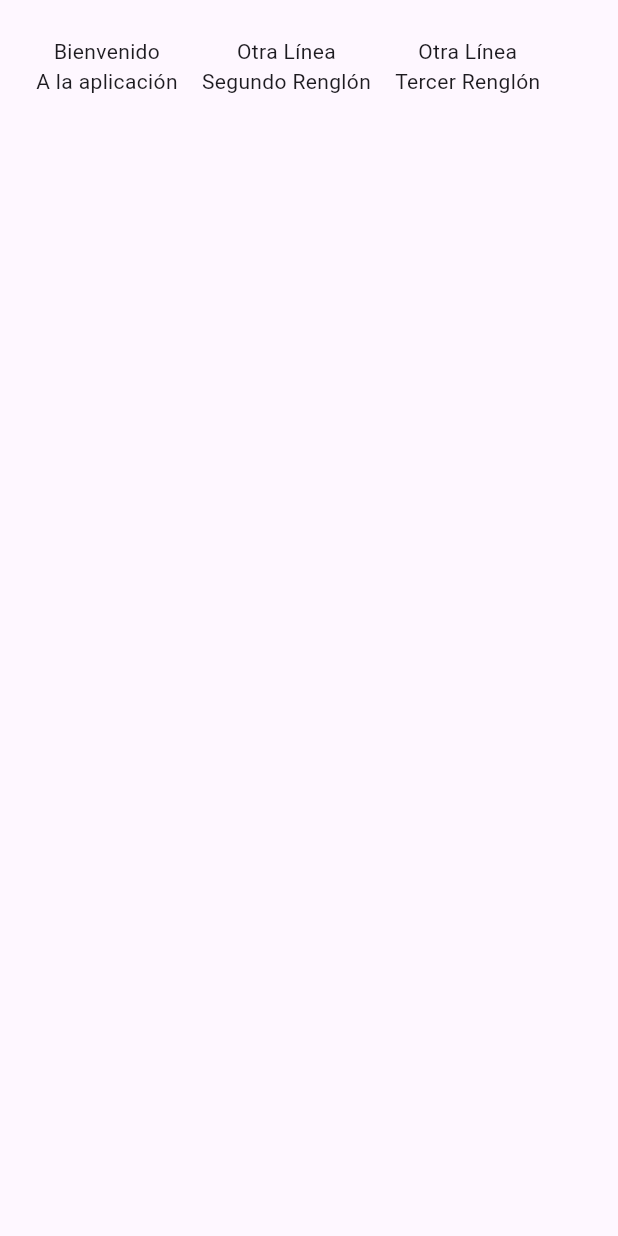
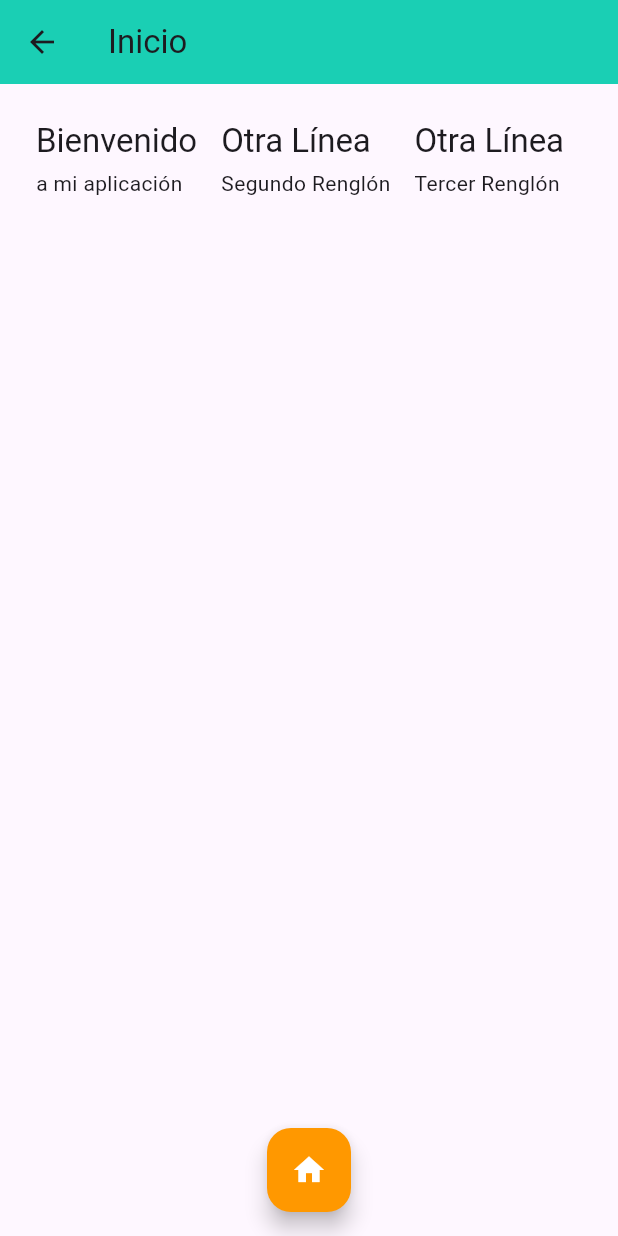
Before and after one commit to LuisVad/learning_lebc_9c, a Flutter app: the Home screen opened directly, on a phone screen of 412 x 824 dp. Run offline on Flutter 3.47's test engine with Material 3 defaults, Android fonts, the light colour scheme and no system bars.

Commit message:
[ADD] Avance #2
Clase DMI 30/09/24 y 01/10/24

```diff
--- /dev/null
+++ b/lib/modules/home/screens/content_column.dart
@@ -0,0 +1,29 @@
+import 'package:flutter/material.dart';
+
+class ContentColumn extends StatelessWidget {
+  final String title;
+  final String description;
+
+  const ContentColumn({super.key, required this.title, required this.description});
+
+  @override
+  Widget build(BuildContext context) {
+    return Padding(
+      padding: const EdgeInsets.all(8.0),
+      child: Column(
+        crossAxisAlignment: CrossAxisAlignment.start, // Alineación a la izquierda
+        children: [
+          Text(
+            title,
+            style: Theme.of(context).textTheme.titleLarge,
+          ),
+          const SizedBox(height: 4),
+          Text(
+            description,
+            style: Theme.of(context).textTheme.bodyMedium,
+          ),
+        ],
+      ),
+    );
+  }
+}
--- /dev/null
+++ b/lib/modules/home/screens/home.dart
@@ -0,0 +1,42 @@
+import 'package:flutter/material.dart';
+import 'package:learning_lebc_9c/modules/home/screens/content_column.dart';
+
+class Home extends StatelessWidget {
+  const Home({super.key});
+
+  @override
+  Widget build(BuildContext context) {
+    return Scaffold(
+      appBar: AppBar(
+        title: const Text('Inicio'),
+        backgroundColor: const Color.fromARGB(255, 26, 207, 180),
+      ),
+      floatingActionButton: FloatingActionButton(
+        backgroundColor: Colors.orange,
+        foregroundColor: Colors.white,
+        onPressed: () => Navigator.pushNamed(context, '/reservations'),
+        child: const Icon(Icons.home),
+      ),
+      floatingActionButtonLocation: FloatingActionButtonLocation.centerFloat,
+      body: const Padding(
+        padding: EdgeInsets.all(16.0),
+        child: Row(
+          children: [
+            ContentColumn(
+              title: 'Bienvenido',
+              description: 'a mi aplicación',
+            ),
+            ContentColumn(
+              title: 'Otra Línea',
+              description: 'Segundo Renglón',
+            ),
+            ContentColumn(
+              title: 'Otra Línea',
+              description: 'Tercer Renglón',
+            ),
+          ],
+        ),
+      ),
+    );
+  }
+}
--- a/lib/widgets/home.dart
+++ /dev/null
@@ -1,44 +0,0 @@
-import 'package:flutter/material.dart';
-
-class Home extends StatelessWidget {
-
-const Home({ super.key });
-
-  @override
-  Widget build(BuildContext context){
-    return const Padding(
-      padding: EdgeInsets.all(16.0),
-      child: Row(
-        children: [
-          Padding(
-            padding: EdgeInsets.all(8.0),
-            child: Column(
-              children: [
-                Text('Bienvenido'),
-                Text('A la aplicación'),
-              ],
-            ),
-          ),
-          Padding(
-            padding: EdgeInsets.all(8.0),
-            child: Column(
-              children: [
-                Text('Otra Línea'),
-                Text('Segundo Renglón'),
-              ],
-            ),
-          ),
-          Padding(
-            padding: EdgeInsets.all(8.0),
-            child: Column(
-              children: [
-                Text('Otra Línea'),
-                Text('Tercer Renglón'),
-              ],
-            ),
-          )
-        ],
-      ),
-    );
-  }
-}
```
Also changed, not shown: lib/main.dart (+13 -2 lines), lib/modules/profile/screens/profile_screen.dart (added, +65 -0 lines), lib/modules/reservations/screens/reservation.dart (added, +43 -0 lines), lib/modules/top/screens/top_screen.dart (added, +50 -0 lines), lib/navigation/navigator.dart (added, +60 -0 lines), lib/widgets/splash_screen.dart (+29 -4 lines), assets/jak-daxter.jpg (added).
